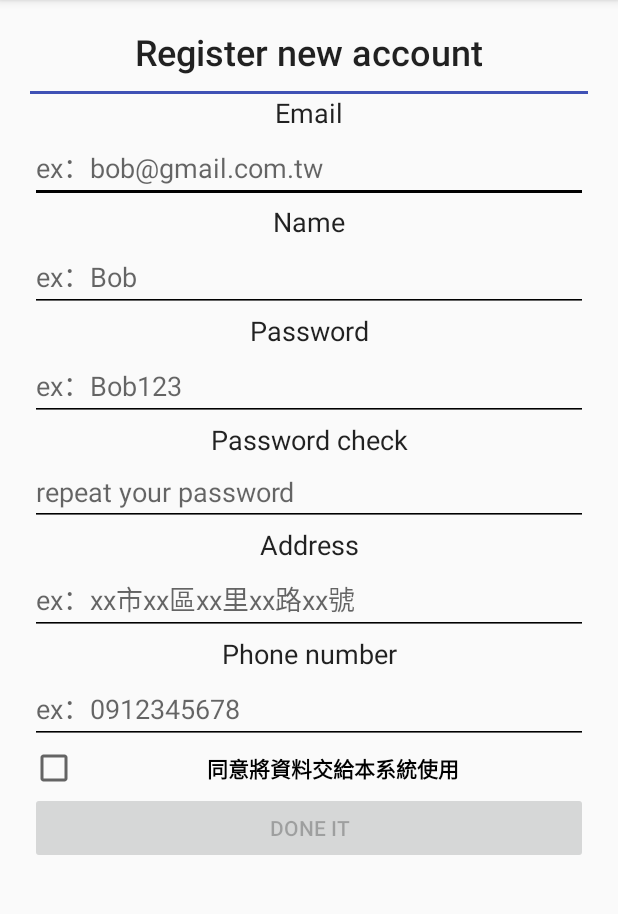
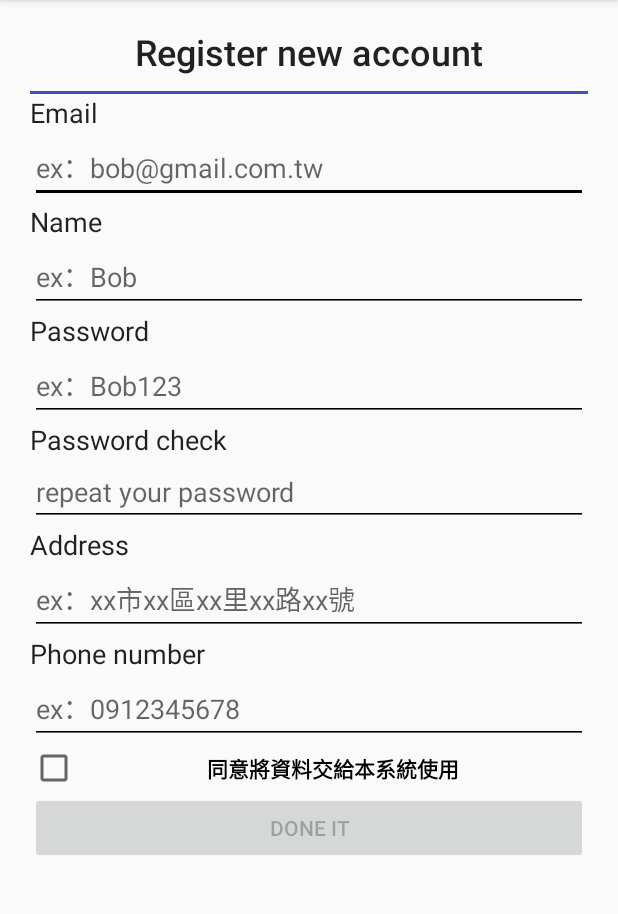
Before and after one commit to monLenjojo/FlowerGuard, an Android app: the RegisterActivity screen opened directly, with no data from a screen before it, on a phone screen of 412 x 824 dp, the part 84-998 px from its top. Run offline under Robolectric (Android 15) with nearby library versions, the phone set to English and light mode, and no system bars; our stand-ins replace Firebase (no records; nobody signed in at launch, a user with empty details on screens opened directly).

Commit message:
fixs some question

```diff
--- a/app/build.gradle
+++ b/app/build.gradle
@@ -27,6 +27,6 @@ dependencies {
     testImplementation 'junit:junit:4.12'
     androidTestImplementation 'com.android.support.test:runner:1.0.2'
     androidTestImplementation 'com.android.support.test.espresso:espresso-core:3.0.2'
-    implementation 'com.google.firebase:firebase-database:11.0.4'
-    implementation 'com.google.firebase:firebase-auth:11.0.4'
+    implementation 'com.google.firebase:firebase-auth:16.0.1'
+    implementation 'com.google.firebase:firebase-database:16.0.1'
 }
--- a/app/src/main/res/layout/activity_register.xml
+++ b/app/src/main/res/layout/activity_register.xml
@@ -42,7 +42,7 @@
                 android:layout_width="match_parent"
                 android:layout_height="wrap_content"
                 android:text="Email"
-                android:textAlignment="center"
+                android:textAlignment="viewStart"
                 android:textAppearance="@style/TextAppearance.AppCompat.Large"
                 android:textSize="18sp" />
 
@@ -60,7 +60,7 @@
                 android:layout_width="match_parent"
                 android:layout_height="wrap_content"
                 android:text="Name"
-                android:textAlignment="center"
+                android:textAlignment="viewStart"
                 android:textAppearance="@style/TextAppearance.AppCompat.Large"
                 android:textSize="18sp" />
 
@@ -78,7 +78,7 @@
                 android:layout_width="match_parent"
                 android:layout_height="wrap_content"
                 android:text="Password"
-                android:textAlignment="center"
+                android:textAlignment="viewStart"
                 android:textAppearance="@style/TextAppearance.AppCompat.Large"
                 android:textSize="18sp" />
 
@@ -96,7 +96,7 @@
                 android:layout_width="match_parent"
                 android:layout_height="wrap_content"
                 android:text="Password check"
-                android:textAlignment="center"
+                android:textAlignment="viewStart"
                 android:textAppearance="@style/TextAppearance.AppCompat.Large"
                 android:textSize="18sp" />
 
@@ -114,7 +114,7 @@
                 android:layout_width="match_parent"
                 android:layout_height="wrap_content"
                 android:text="Address"
-                android:textAlignment="center"
+                android:textAlignment="viewStart"
                 android:textAppearance="@style/TextAppearance.AppCompat.Large"
                 android:textSize="18sp" />
 
@@ -133,7 +133,7 @@
                 android:layout_width="match_parent"
                 android:layout_height="wrap_content"
                 android:text="Phone number"
-                android:textAlignment="center"
+                android:textAlignment="viewStart"
                 android:textAppearance="@style/TextAppearance.AppCompat.Large"
                 android:textSize="18sp" />
 
@@ -159,8 +159,8 @@
                 android:id="@+id/registerView_bt_done"
                 android:layout_width="match_parent"
                 android:layout_height="wrap_content"
+                android:enabled="false"
                 android:onClick="attemptLogin"
-                android:enabled="false"
                 android:text="Done it" />
 
         </LinearLayout>
```
Also changed, not shown: app/src/main/AndroidManifest.xml (+1 -8 lines), app/src/main/java/com/example/user1801/flowerguard/LoginActivity.java (+73 -48 lines), app/src/main/java/com/example/user1801/flowerguard/MainActivity.java (+7 -5 lines), app/src/main/java/com/example/user1801/flowerguard/RegisterActivity.java (+47 -32 lines).
